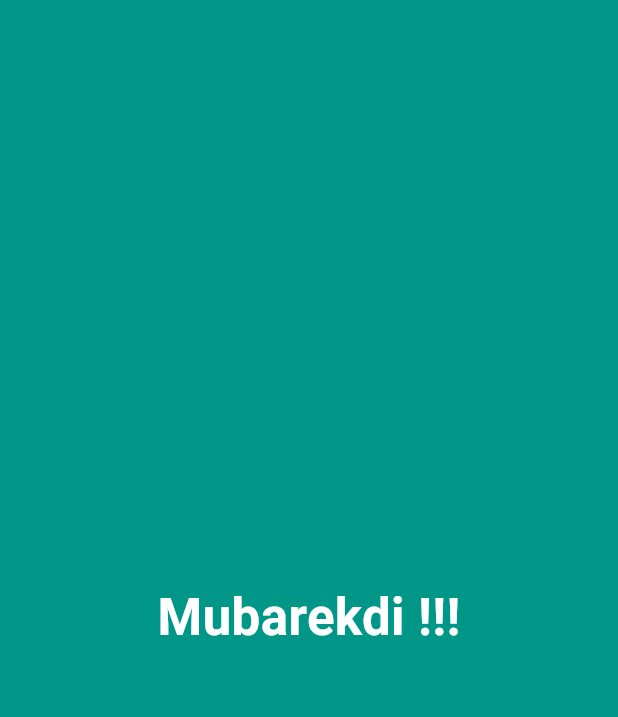
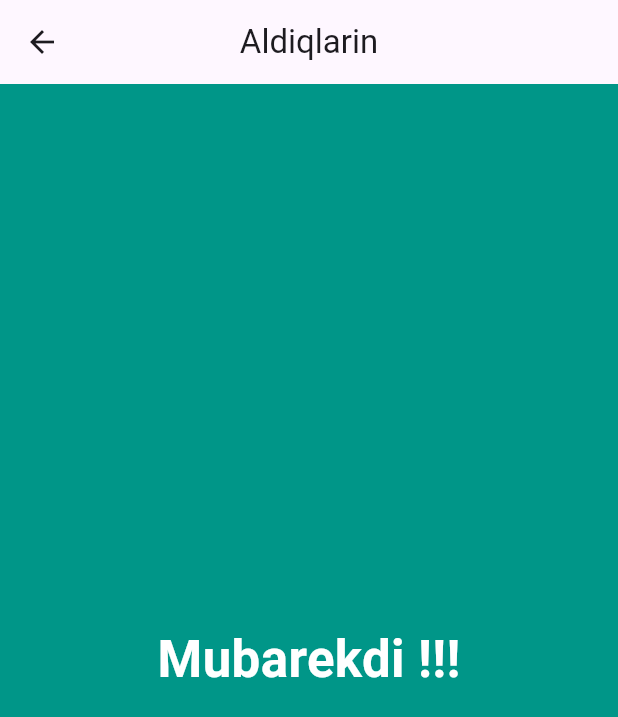
Before and after one commit to samiraliyev/e_commerce_design_flutter, a Flutter app: the Shop screen opened directly, on a phone screen of 412 x 824 dp. Shown: the top 717 px of the screen. Run offline on Flutter 3.47's test engine with Material 3 defaults, Android fonts, the phone set to English and light mode, and no system bars.

Commit message:
shop page adding appbar

```diff
--- a/lib/ui/shop/shop.dart
+++ b/lib/ui/shop/shop.dart
@@ -8,6 +8,16 @@ class Shop extends StatelessWidget {
   @override
   Widget build(BuildContext context) {
     return Scaffold(
+      appBar: AppBar(
+        leading: IconButton(
+          onPressed: () {
+            Navigator.pop(context);
+          },
+          icon: const Icon(Icons.arrow_back),
+        ),
+        title: const Text("Aldiqlarin"),
+        centerTitle: true,
+      ),
       body: Container(
         color: Colors.teal,
         alignment: Alignment.center,
```
Also changed, not shown: lib/ui/detail/product_detail_page.dart (+6 -1 lines).
